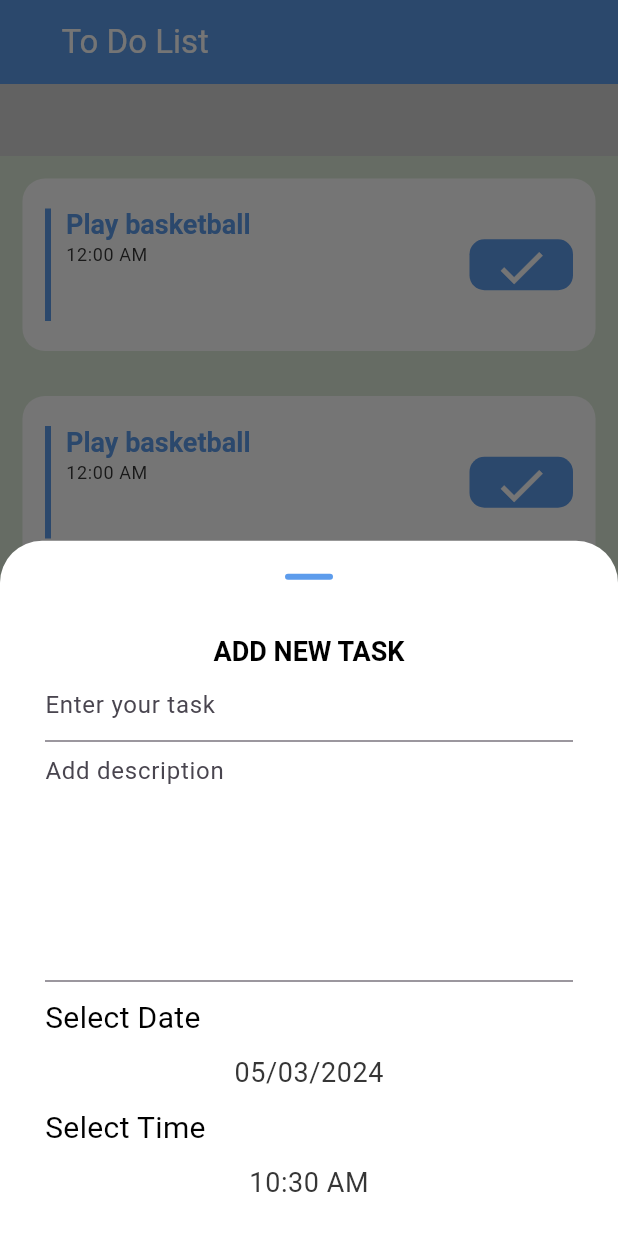
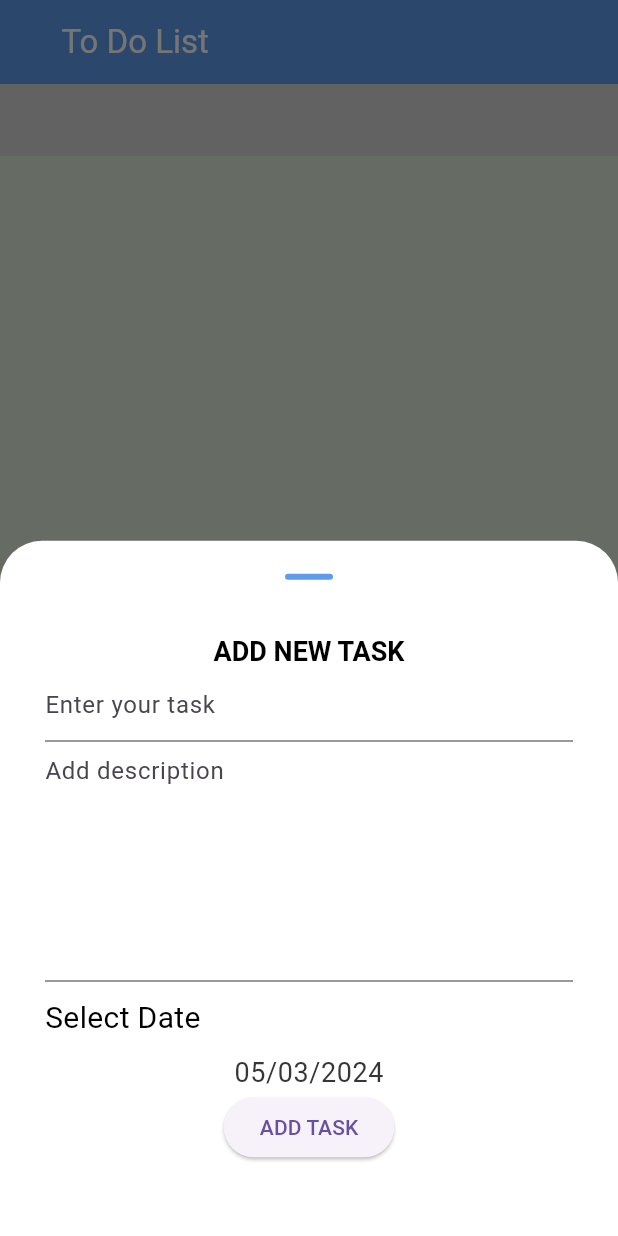
Before and after one commit to AHMED3ly4/todo_app, a Flutter app: the screen it shows after launch, after a tap on the "add" icon, on a phone screen of 412 x 824 dp. Run offline on Flutter 3.47's test engine with Material 3 defaults, Android fonts, the light colour scheme and no system bars; our stand-ins replace cloud_firestore, firebase_core; missing offline and left inert: flutter_timeline_calendar; accounts and stored records are empty; generated files the repository leaves out were written again.

Commit message:
firebase add and get tasks are done

```diff
--- /dev/null
+++ b/lib/firebase_utils.dart
@@ -0,0 +1,24 @@
+import 'package:cloud_firestore/cloud_firestore.dart';
+import 'package:todo_app/models/task_model.dart';
+
+class FirebaseUtils{
+
+  static CollectionReference<TaskModel> getTaskCollection()=>FirebaseFirestore.instance.collection('tasks').withConverter<TaskModel>(
+      fromFirestore: (snapshot, _) =>TaskModel.fromJson(snapshot.data()!),
+      toFirestore: (task, _) => task.toJson(),
+  );
+
+  static Future<void> addTaskToFireBase(TaskModel task)  {
+    final  CollectionReference tasksCollection = getTaskCollection();
+    final DocumentReference doc = tasksCollection.doc();
+    task.id =doc.id;
+    return doc.set(task);
+  }
+
+  static Future <List<TaskModel>> getAllTasksFromFireStore()async {
+    final tasksCollection = getTaskCollection();
+    final querySnapShot = await tasksCollection.get();
+    return querySnapShot.docs.map((doc) => doc.data()).toList();
+  }
+
+}
--- a/lib/home_screen.dart
+++ b/lib/home_screen.dart
@@ -27,6 +27,7 @@ class _HomeScreenState extends State<HomeScreen> {
      AppLocalizations.of(context)!.setting,
     ];
     return Scaffold(
+      resizeToAvoidBottomInset: false,
       appBar: AppBar(
         title: Padding(
           padding: const EdgeInsetsDirectional.only(start: 25),
--- a/lib/main.dart
+++ b/lib/main.dart
@@ -1,11 +1,13 @@
+import 'package:cloud_firestore/cloud_firestore.dart';
 import 'package:flutter/material.dart';
 import 'package:provider/provider.dart';
 import 'package:todo_app/app_theme.dart';
 import 'package:todo_app/home_screen.dart';
+import 'package:todo_app/providers/tasks_provider.dart';
 import 'package:todo_app/tabs/list_tab.dart';
 import 'package:todo_app/tabs/setting_tab.dart';
 import 'package:flutter_localizations/flutter_localizations.dart';
-import 'setting_provider.dart';
+import 'providers/setting_provider.dart';
 import 'package:provider/provider.dart';
 import 'package:flutter_gen/gen_l10n/app_localizations.dart';
 import 'package:firebase_core/firebase_core.dart';
@@ -13,11 +15,20 @@ import 'package:firebase_core/firebase_core.dart';
 void main() async{
   WidgetsFlutterBinding.ensureInitialized();
   await Firebase.initializeApp();
+  await FirebaseFirestore.instance.disableNetwork();
   runApp(
-    ChangeNotifierProvider(
-        create: (ctx)=> SettingProvider(),
+    MultiProvider(
+        providers: [
+          ChangeNotifierProvider(
+            create: (ctx)=> SettingProvider(),
+          ),
+          ChangeNotifierProvider(
+            create: (ctx)=> TasksProvider()..getTasks(),
+          ),
+        ],
       child: TodoApp(),
-    ),
+    )
+
   );
 }
 
--- /dev/null
+++ b/lib/models/task_model.dart
@@ -0,0 +1,34 @@
+import 'package:cloud_firestore/cloud_firestore.dart';
+
+class TaskModel{
+  String id;
+  String title;
+  String description;
+  DateTime dateTime;
+  bool isDone;
+
+  TaskModel({
+    this.id='',
+    required this.title,
+    required this.description,
+    required this.dateTime,
+    this.isDone=false});
+
+  factory TaskModel.fromJson(Map<String,dynamic> json){
+    return TaskModel(
+        id: json["id"],
+        title: json["title"],
+        description: json["description"],
+        dateTime: (json["dateTime"] as Timestamp ).toDate(),
+        isDone: json["isDone"]);
+  }
+
+  Map<String,dynamic> toJson() =>{
+    "id":id,
+    "title":title,
+    "description":description,
+    "dateTime":Timestamp.fromDate(dateTime),
+    "isDone":isDone,
+  };
+
+}
--- /dev/null
+++ b/lib/providers/tasks_provider.dart
@@ -0,0 +1,24 @@
+import 'package:flutter/material.dart';
+import 'package:todo_app/firebase_utils.dart';
+import 'package:todo_app/models/task_model.dart';
+
+class TasksProvider with ChangeNotifier{
+  List<TaskModel> tasks=[];
+  DateTime date=DateTime.now();
+  void getTasks()async{
+    final allTasks = await FirebaseUtils.getAllTasksFromFireStore();
+    tasks = allTasks.where((task) =>
+        task.dateTime.day == date.day &&
+        task.dateTime.month == date.month &&
+        task.dateTime.year == date.year).toList();
+    tasks.sort((task , nextTask) => task.dateTime.compareTo(nextTask.dateTime),);
+    notifyListeners();
+  }
+
+  void changeDate(DateTime dateToChange){
+    date=dateToChange;
+    getTasks();
+    notifyListeners();
+  }
+
+}
--- a/lib/tabs/list_tab.dart
+++ b/lib/tabs/list_tab.dart
@@ -2,21 +2,24 @@ import 'package:flutter/material.dart';
 import 'package:flutter_timeline_calendar/timeline/flutter_timeline_calendar.dart';
 import 'package:provider/provider.dart';
 import 'package:todo_app/app_theme.dart';
-import 'package:todo_app/setting_provider.dart';
+import 'package:todo_app/firebase_utils.dart';
+import 'package:todo_app/providers/setting_provider.dart';
+import 'package:todo_app/providers/tasks_provider.dart';
 
 import '../widgets/task_item.dart';
+
 class ListTab extends StatelessWidget {
-  static const String routeName='list tab';
+  static const String routeName = 'list tab';
 
   const ListTab({super.key});
   @override
   Widget build(BuildContext context) {
-    SettingProvider settingProvider =Provider.of(context);
+    TasksProvider tasksProvider = Provider.of<TasksProvider>(context);
+    SettingProvider settingProvider = Provider.of(context);
     return Column(
       children: [
         TimelineCalendar(
           calendarType: CalendarType.GREGORIAN,
-
           calendarLanguage: 'en',
           calendarOptions: CalendarOptions(
             viewType: ViewType.DAILY,
@@ -36,13 +39,19 @@ class ListTab extends StatelessWidget {
             backgroundColor: AppTheme.blue,
             headerTextColor: Colors.black,
           ),
-      onChangeDateTime: (datetime) {
-        print(datetime.getDate());
+          dateTime: CalendarDateTime(year: tasksProvider.date.year,
+            month: tasksProvider.date.month,
+            day: tasksProvider.date.day,
+          ),
+          onChangeDateTime: (calenderDateTime) {
+            tasksProvider.changeDate(calenderDateTime.toDateTime());
           },
         ),
         Expanded(
-          child: ListView.builder(itemBuilder: (context,index)=>const TaskItem(),
-            itemCount: 10,
+          child: ListView.builder(
+            itemBuilder: (context, index) =>
+                TaskItem(tasksProvider.tasks[index]),
+            itemCount: tasksProvider.tasks.length,
           ),
         ),
       ],
--- a/lib/widgets/app_bottom_sheet.dart
+++ b/lib/widgets/app_bottom_sheet.dart
@@ -1,28 +1,28 @@
 import 'package:flutter/material.dart';
 import 'package:intl/intl.dart';
+import 'package:provider/provider.dart';
+import 'package:todo_app/firebase_utils.dart';
+import 'package:todo_app/models/task_model.dart';
+import 'package:todo_app/providers/tasks_provider.dart';
 
 class AppBottomSheet extends StatefulWidget {
   const AppBottomSheet({super.key});
-
 
   @override
   State<AppBottomSheet> createState() => _AppBottomSheetState();
 }
 
 class _AppBottomSheetState extends State<AppBottomSheet> {
+  DateTime selectedDate = DateTime.now();
+  final  taskNameController=TextEditingController();
+  final taskDescController=TextEditingController();
   @override
   Widget build(BuildContext context) {
-    final dateFormat =DateFormat('dd/MM/yyyy');
-    final timeFormat =DateFormat('Hm');
-    var now=DateTime.now();
-    DateTime selectedDate=DateTime.now();
-    TimeOfDay selectedTime=TimeOfDay.now();
+    final dateFormat = DateFormat('dd/MM/yyyy');
+    var now = DateTime.now();
     return Container(
-      height: MediaQuery.of(context).size.height *0.8,
-      padding: const EdgeInsets.symmetric(
-        vertical: 15,
-        horizontal: 30
-      ),
+      height: MediaQuery.of(context).size.height * 0.8,
+      padding: const EdgeInsets.symmetric(vertical: 15, horizontal: 30),
       child: SingleChildScrollView(
         child: Column(
           children: [
@@ -31,21 +31,19 @@ class _AppBottomSheetState extends State<AppBottomSheet> {
               style: Theme.of(context).textTheme.headlineLarge,
             ),
             TextFormField(
-              decoration: const InputDecoration(
-                  hintText: 'Enter your task'
-              ),
+              decoration: const InputDecoration(hintText: 'Enter your task'),
+              controller: taskNameController,
             ),
             TextFormField(
               decoration: const InputDecoration(
-                  hintText: 'Add description',
+                hintText: 'Add description',
               ),
+              controller: taskDescController,
               maxLines: 6,
             ),
             Container(
               width: double.infinity,
-              margin: const EdgeInsets.symmetric(
-                  vertical: 10
-              ),
+              margin: const EdgeInsets.symmetric(vertical: 10),
               child: Text(
                 'Select Date',
                 style: Theme.of(context).textTheme.bodyMedium,
@@ -53,54 +51,46 @@ class _AppBottomSheetState extends State<AppBottomSheet> {
               ),
             ),
             GestureDetector(
-              onTap: ()async{
-                final selected= await showDatePicker(
+              onTap: () async {
+                final selected = await showDatePicker(
                   context: context,
-                  initialDate: now,
+                  initialDate: selectedDate,
                   firstDate: now,
-                  lastDate: now.add(const Duration(days: 365),),
+                  lastDate: now.add(
+                    const Duration(days: 365),
+                  ),
                   initialEntryMode: DatePickerEntryMode.calendarOnly,
                 );
-                selected != null ? selectedDate =selected :null;
-                setState(() {
-
-                });
+                selected != null ? selectedDate = selected : null;
+                setState(() {});
               },
               child: Text(
                 dateFormat.format(selectedDate),
-                style: Theme.of(context).textTheme.bodySmall!.copyWith(
-                    fontSize: 18
-                ),
+                style: Theme.of(context)
+                    .textTheme
+                    .bodySmall!
+                    .copyWith(fontSize: 18),
               ),
             ),
-            Container(
-              width: double.infinity,
-              margin: const EdgeInsets.symmetric(
-                vertical: 10
-              ),
-              child: Text(
-                'Select Time',
-                style: Theme.of(context).textTheme.bodyMedium,
-                textAlign: TextAlign.start,
-              ),
-            ),
-            GestureDetector(
-              onTap: ()async{
-                final selected = await showTimePicker(
-                    context: context,
-                    initialTime: TimeOfDay.now(),
-                );
-                selected != null? selectedTime=selected:null;
-                setState(() {
-
+            ElevatedButton(
+              onPressed: () {
+                FirebaseUtils.addTaskToFireBase(TaskModel(
+                    title: taskNameController.text,
+                    description: taskDescController.text,
+                    dateTime: selectedDate,
+                ),
+                ).timeout(
+                  Duration(seconds: 1),
+                  onTimeout: () {
+                    Provider.of<TasksProvider>(context,listen: false).getTasks();
+                    Navigator.of(context).pop(context);
+                    print('Success');
+                  },
+                ).catchError((_){
+                  print('error! please try again!');
                 });
               },
-              child: Text(
-                selectedTime.format(context),
-                style: Theme.of(context).textTheme.bodySmall!.copyWith(
-                  fontSize: 18
-                ),
-              ),
+              child: const Text('ADD TASK'),
             ),
           ],
         ),
--- a/lib/widgets/task_item.dart
+++ b/lib/widgets/task_item.dart
@@ -1,10 +1,12 @@
 import 'package:flutter/material.dart';
+import 'package:todo_app/models/task_model.dart';
 
 import '../app_theme.dart';
 
 class TaskItem extends StatelessWidget {
-  const TaskItem({super.key});
 
+  TaskModel task;
+  TaskItem(this.task);
 
 
   @override
@@ -34,12 +36,12 @@ class TaskItem extends StatelessWidget {
           Column(
             crossAxisAlignment: CrossAxisAlignment.start,
             children: [
-              Text('Play basketball',
+              Text(task.title,
                 style: Theme.of(context).textTheme.headlineLarge!.copyWith(
                   color: AppTheme.blue
                 ),
               ),
-              Text('12:00 AM',
+              Text(task.description,
                 style: Theme.of(context).textTheme.bodySmall,
               ),
             ],
```
Also changed, not shown: lib/providers/setting_provider.dart (renamed from lib/setting_provider.dart). Lines whose indentation alone changed are shown as unchanged.
